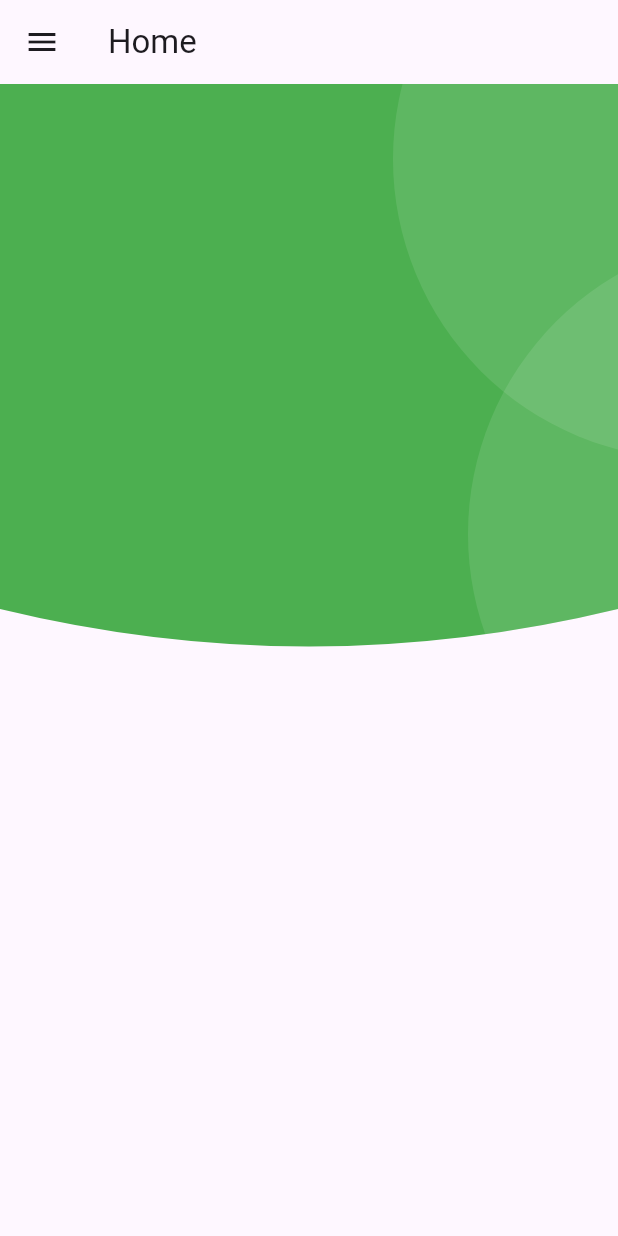
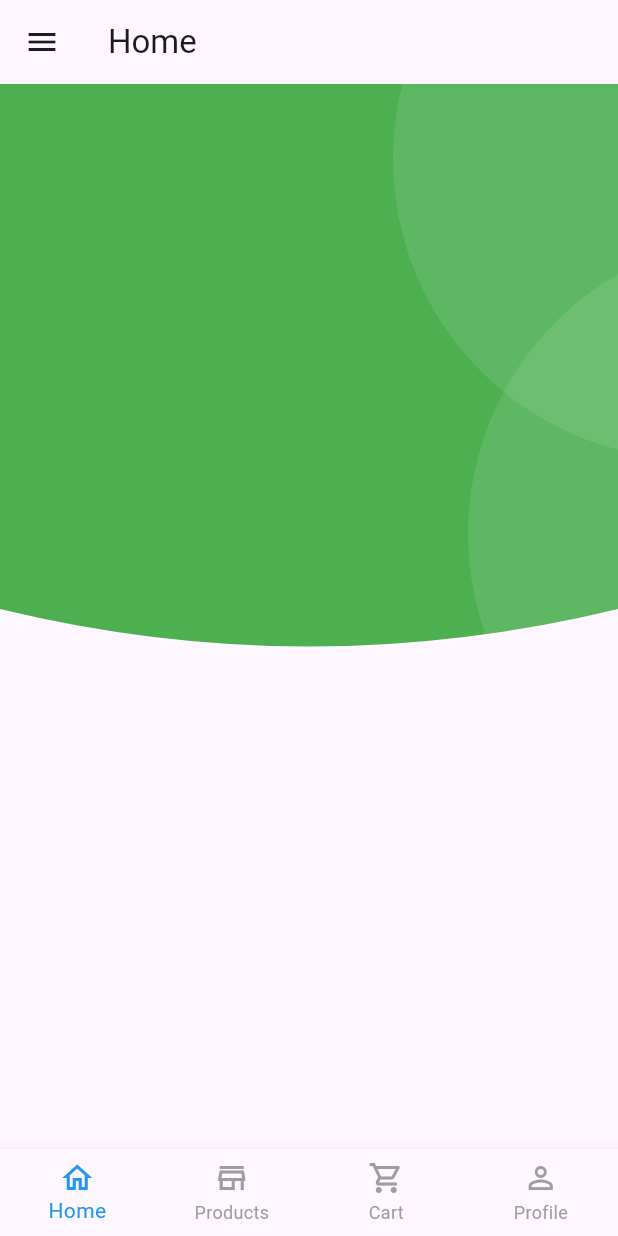
Before and after one commit to sowbaraniga26/flutter_small_milk_shop, a Flutter app: the screen it shows after launch, on a phone screen of 412 x 824 dp. Run offline on Flutter 3.47's test engine with Material 3 defaults, Android fonts, the phone set to English and light mode, and no system bars.

Commit message:
HomePage added to main.dart

```diff
--- a/lib/main.dart
+++ b/lib/main.dart
@@ -1,4 +1,6 @@
 import 'package:flutter/material.dart';
+
+import 'package:flutter_small_milk_shop/screens/HomePage.dart';
 
 import 'package:flutter_small_milk_shop/screens/HomeScreen.dart';
 
@@ -18,7 +20,8 @@ class MyApp extends StatelessWidget {
     return MaterialApp(
       debugShowCheckedModeBanner: false,
       // home: ProductScreen(title: 'Product'),
-      home: HomeScreen(title: 'Home'),
+      // home: HomeScreen(title: 'Home'),
+      home: HomePage(),
 
     );
   }
```
